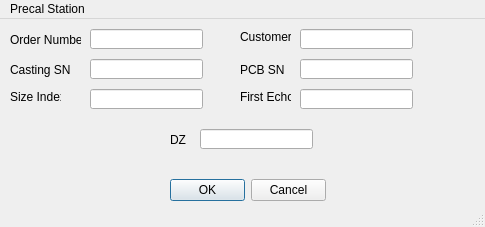
Above: DB stuff/precal.ui from Ipsum/calibration-script before the change. Below: the same form after it.
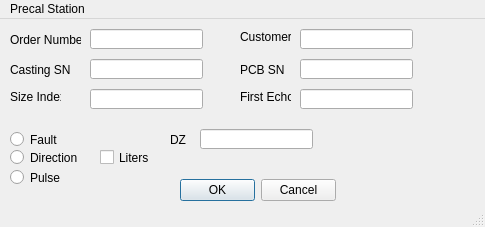
That is the form after the change.

```diff
--- a/DB stuff/precal.ui
+++ b/DB stuff/precal.ui
@@ -77,7 +77,7 @@
    <widget class="QDialogButtonBox" name="buttonBox">
     <property name="geometry">
      <rect>
-      <x>170</x>
+      <x>180</x>
       <y>160</y>
       <width>156</width>
       <height>23</height>
@@ -188,6 +188,67 @@
      </rect>
     </property>
    </widget>
+   <widget class="QRadioButton" name="radioButton">
+    <property name="geometry">
+     <rect>
+      <x>10</x>
+      <y>110</y>
+      <width>82</width>
+      <height>21</height>
+     </rect>
+    </property>
+    <property name="text">
+     <string>Fault</string>
+    </property>
+    <attribute name="buttonGroup">
+     <string>buttonGroup</string>
+    </attribute>
+   </widget>
+   <widget class="QRadioButton" name="radioButton_2">
+    <property name="geometry">
+     <rect>
+      <x>10</x>
+      <y>130</y>
+      <width>82</width>
+      <height>17</height>
+     </rect>
+    </property>
+    <property name="text">
+     <string>Direction</string>
+    </property>
+    <attribute name="buttonGroup">
+     <string>buttonGroup</string>
+    </attribute>
+   </widget>
+   <widget class="QRadioButton" name="radioButton_3">
+    <property name="geometry">
+     <rect>
+      <x>10</x>
+      <y>150</y>
+      <width>82</width>
+      <height>17</height>
+     </rect>
+    </property>
+    <property name="text">
+     <string>Pulse</string>
+    </property>
+    <attribute name="buttonGroup">
+     <string>buttonGroup</string>
+    </attribute>
+   </widget>
+   <widget class="QCheckBox" name="checkBox">
+    <property name="geometry">
+     <rect>
+      <x>100</x>
+      <y>130</y>
+      <width>70</width>
+      <height>17</height>
+     </rect>
+    </property>
+    <property name="text">
+     <string>Liters</string>
+    </property>
+   </widget>
   </widget>
   <widget class="QMenuBar" name="menubar">
    <property name="geometry">
```
Left out of the diff: 3 changed lines with no effect on the pictures.
